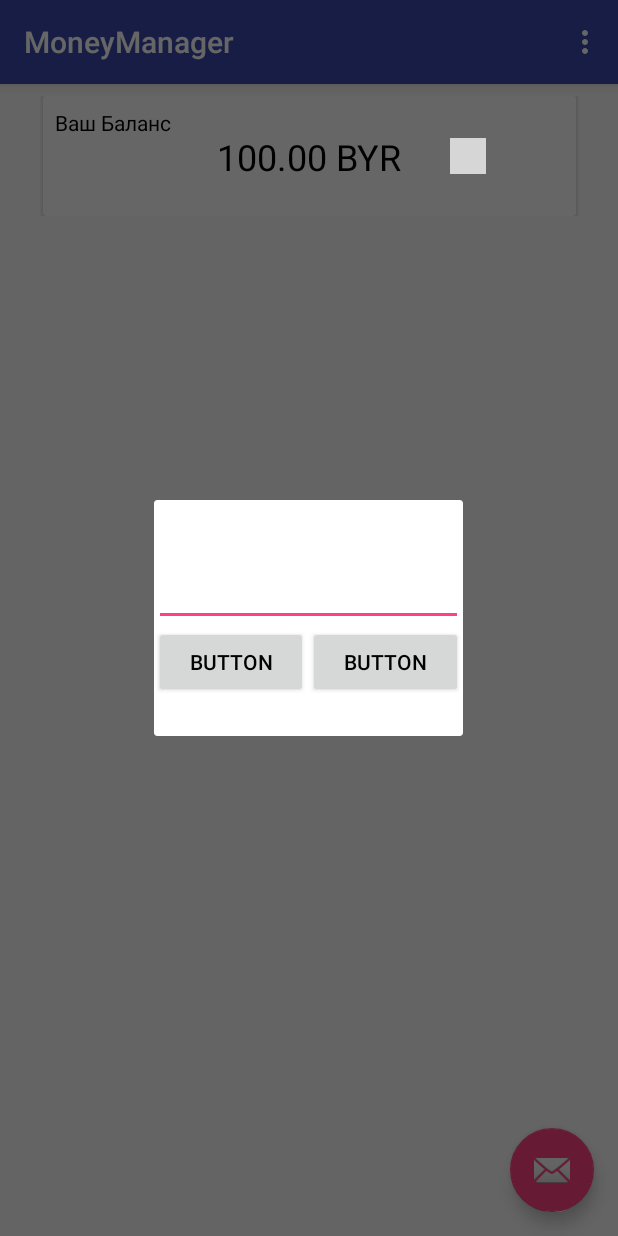
After one commit to wr30m/MoneyManager, an Android app: the fragment AddBalanceDialogFragment placed in its activity, on a phone screen of 412 x 824 dp. The commit adds this screen. Run offline under Robolectric (Android 15) with nearby library versions, the phone set to English and light mode, and no system bars; grey boxes are pictures that could not be loaded.

Commit message:
add DialogFragment for changing balance

```diff
--- /dev/null
+++ b/app/src/main/java/com/wr30mggmail/moneymanager/AddBalanceDialogFragment.java
@@ -0,0 +1,58 @@
+package com.wr30mggmail.moneymanager;
+
+import android.app.Activity;
+import android.content.Intent;
+import android.os.Bundle;
+import android.support.annotation.Nullable;
+import android.support.v4.app.DialogFragment;
+import android.view.LayoutInflater;
+import android.view.View;
+import android.view.ViewGroup;
+import android.widget.Button;
+import android.widget.EditText;
+
+/**
+ * Created by kirazavrik on 5.1.18.
+ */
+
+public class AddBalanceDialogFragment extends DialogFragment {
+
+    public static final String NEW_BALANCE = "balance";
+
+    private EditText editText;
+    private Button okButton;
+
+    public AddBalanceDialogFragment() {}
+
+    public static AddBalanceDialogFragment newInstance() {
+        AddBalanceDialogFragment frag = new AddBalanceDialogFragment();
+        return frag;
+    }
+
+    @Nullable
+    @Override
+    public View onCreateView(LayoutInflater inflater, @Nullable ViewGroup container, @Nullable Bundle savedInstanceState) {
+        return inflater.inflate(R.layout.change_balance_dialog, container);
+    }
+
+    @Override
+    public void onViewCreated(View view, @Nullable Bundle savedInstanceState) {
+        super.onViewCreated(view, savedInstanceState);
+
+        editText = (EditText) view.findViewById(R.id.changeBalanceField);
+        editText.requestFocus();
+
+        okButton = (Button) view.findViewById(R.id.okBtn);
+        okButton.setOnClickListener(new View.OnClickListener() {
+
+            @Override
+            public void onClick(View view) {
+                Intent intent = new Intent();
+                String textFromField = editText.getText().toString();
+                intent.putExtra(NEW_BALANCE, textFromField);
+                getTargetFragment().onActivityResult(getTargetRequestCode(), Activity.RESULT_OK, intent);
+                dismiss();
+            }
+        });
+    }
+}
--- a/app/src/main/java/com/wr30mggmail/moneymanager/BalanceFragment.java
+++ b/app/src/main/java/com/wr30mggmail/moneymanager/BalanceFragment.java
@@ -1,17 +1,30 @@
 package com.wr30mggmail.moneymanager;
 
+import android.app.Activity;
 import android.content.Context;
+import android.content.Intent;
 import android.net.Uri;
 import android.os.Bundle;
+import android.support.annotation.Nullable;
+import android.support.v4.app.DialogFragment;
 import android.support.v4.app.Fragment;
+import android.support.v4.app.FragmentManager;
 import android.view.LayoutInflater;
 import android.view.View;
 import android.view.ViewGroup;
-
+import android.widget.ImageButton;
+import android.widget.TextView;
+import android.widget.Toast;
 
 
 public class BalanceFragment extends Fragment {
+    private static final int REQUEST_FRAGMENT = 1;
 
+    public ImageButton changeBalanceButton;
+
+    private TextView balanceText;
+
+    BalanceManager balanceManager = BalanceManager.getInstance();
 
     public BalanceFragment() {
         // Required empty public constructor
@@ -23,7 +36,42 @@ public class BalanceFragment extends Fragment {
                              Bundle savedInstanceState) {
         // Inflate the layout for this fragment
         return inflater.inflate(R.layout.fragment_balance, container, false);
+
     }
 
+    @Override
+    public void onViewCreated(View view, @Nullable Bundle savedInstanceState) {
+        super.onViewCreated(view, savedInstanceState);
 
+        changeBalanceButton = (ImageButton) view.findViewById(R.id.changeBalanceBtn);
+        changeBalanceButton.setOnClickListener(new View.OnClickListener() {
+            @Override
+            public void onClick(View view) {
+                showAddBalanceFragment();
+            }
+        });
+
+        balanceText = (TextView) view.findViewById(R.id.balance_text);
+    }
+
+    @Override
+    public void onActivityResult(int requestCode, int resultCode, Intent data) {
+        super.onActivityResult(requestCode, resultCode, data);
+        if(resultCode == Activity.RESULT_OK) {
+            Double newBalance = Double.parseDouble(data.getStringExtra(AddBalanceDialogFragment.NEW_BALANCE));
+            updateBalance(newBalance);
+        }
+    }
+
+    public void updateBalance(Double newBalance) {
+        balanceManager.setBalance(newBalance);
+        balanceText.setText(balanceManager.getBalance().toString());
+    }
+
+    public void showAddBalanceFragment() {
+        FragmentManager fm = getFragmentManager();
+        DialogFragment dialogFragment = AddBalanceDialogFragment.newInstance();
+        dialogFragment.setTargetFragment(this, REQUEST_FRAGMENT);
+        dialogFragment.show(fm, "change_balance_dialog");
+    }
 }
--- /dev/null
+++ b/app/src/main/java/com/wr30mggmail/moneymanager/BalanceManager.java
@@ -0,0 +1,35 @@
+package com.wr30mggmail.moneymanager;
+
+import com.wr30mggmail.moneymanager.models.Balance;
+
+/**
+ * Created by kirazavrik on 5.1.18.
+ */
+
+public class BalanceManager {
+
+    private static BalanceManager balanceManager;
+
+    private Balance balance;
+
+    private BalanceManager() {
+        balance = new Balance();
+    }
+
+    public static BalanceManager getInstance() {
+        if(balanceManager == null) {
+            balanceManager = new BalanceManager();
+        }
+        return balanceManager;
+    }
+
+    public Double getBalance() {
+        return balance.getAmount();
+    }
+
+    public void setBalance(Double newAmount) {
+        balance.setAmount(newAmount);
+    }
+
+
+}
--- a/app/src/main/java/com/wr30mggmail/moneymanager/MainActivity.java
+++ b/app/src/main/java/com/wr30mggmail/moneymanager/MainActivity.java
@@ -8,8 +8,10 @@ import android.support.v7.widget.Toolbar;
 import android.view.View;
 import android.view.Menu;
 import android.view.MenuItem;
+import android.widget.ImageButton;
 
 public class MainActivity extends AppCompatActivity {
+
 
     @Override
     protected void onCreate(Bundle savedInstanceState) {
@@ -17,6 +19,7 @@ public class MainActivity extends AppCompatActivity {
         setContentView(R.layout.activity_main);
         Toolbar toolbar = (Toolbar) findViewById(R.id.my_toolbar);
         setSupportActionBar(toolbar);
+
 
         FloatingActionButton fab = (FloatingActionButton) findViewById(R.id.fab);
         fab.setOnClickListener(new View.OnClickListener() {
--- /dev/null
+++ b/app/src/main/res/layout/change_balance_dialog.xml
@@ -0,0 +1,41 @@
+<?xml version="1.0" encoding="utf-8"?>
+<android.support.constraint.ConstraintLayout
+    xmlns:android="http://schemas.android.com/apk/res/android"
+    xmlns:tools="http://schemas.android.com/tools"
+    android:layout_width="match_parent"
+    android:layout_height="match_parent">
+
+    <LinearLayout
+        android:layout_width="206dp"
+        android:layout_height="157dp"
+        android:orientation="vertical"
+        tools:layout_editor_absoluteX="89dp"
+        tools:layout_editor_absoluteY="205dp">
+
+        <EditText
+            android:id="@+id/changeBalanceField"
+            android:layout_width="match_parent"
+            android:layout_height="84dp"
+            android:inputType="numberDecimal"/>
+
+        <LinearLayout
+            android:layout_width="match_parent"
+            android:layout_height="146dp"
+            android:orientation="horizontal">
+
+            <Button
+                android:id="@+id/okBtn"
+                android:layout_width="wrap_content"
+                android:layout_height="wrap_content"
+                android:layout_weight="1"
+                android:text="Button" />
+
+            <Button
+                android:id="@+id/cancelBtn"
+                android:layout_width="wrap_content"
+                android:layout_height="wrap_content"
+                android:layout_weight="1"
+                android:text="Button" />
+        </LinearLayout>
+    </LinearLayout>
+</android.support.constraint.ConstraintLayout>
--- a/app/src/main/res/layout/fragment_balance.xml
+++ b/app/src/main/res/layout/fragment_balance.xml
@@ -40,7 +40,7 @@
                 app:layout_constraintTop_toTopOf="parent" />
 
             <ImageButton
-                android:id="@+id/imageButton"
+                android:id="@+id/changeBalanceBtn"
                 android:layout_width="24dp"
                 android:layout_height="24dp"
                 android:layout_marginBottom="8dp"
--- a/app/src/main/res/values/strings.xml
+++ b/app/src/main/res/values/strings.xml
@@ -4,6 +4,5 @@
     <string name="balance_card_title">Ваш Баланс</string>
     <string name="balance_amount">100.00 BYR</string>
 
-    <!-- TODO: Remove or change this placeholder text -->
     <string name="hello_blank_fragment">Hello blank fragment</string>
 </resources>
```
Also changed, not shown: app/src/main/java/com/wr30mggmail/moneymanager/models/Balance.java (+11 -0 lines).
